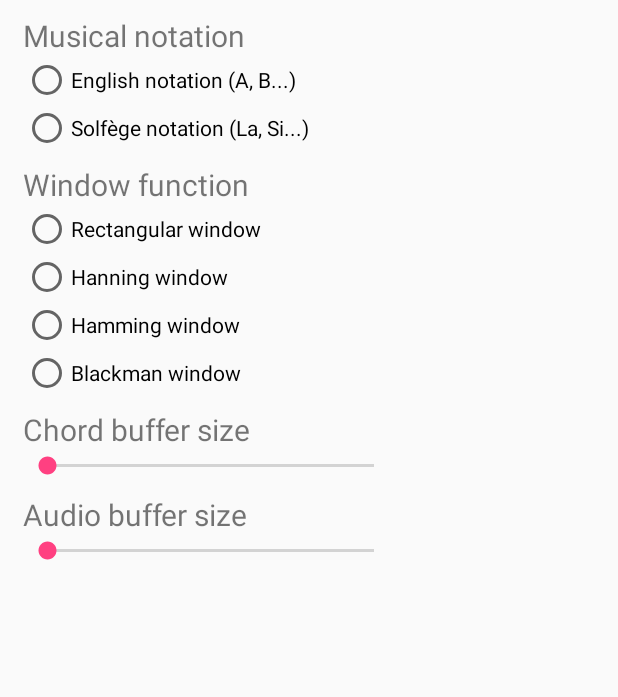
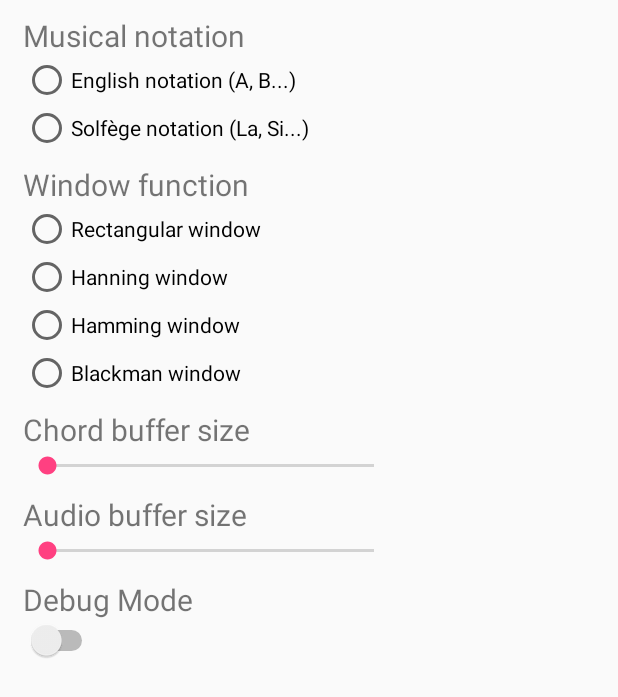
Before and after one commit to Minichain/EversongApp, an Android app: the layout settings_menu.xml on its own in the app's theme, with its tools: preview values and no code run, on a phone screen of 412 x 824 dp. Shown: the top 697 px of the screen. Run offline under Robolectric (Android 15) with nearby library versions, the phone set to English and light mode, and no system bars.

Commit message:
"Debug mode" now must be activated from "settings menu", and it is stored in the database

```diff
--- a/app/src/main/res/layout/settings_menu.xml
+++ b/app/src/main/res/layout/settings_menu.xml
@@ -174,6 +174,33 @@
                         app:layout_constraintLeft_toRightOf="@+id/audio_buffer_size_seekbar" />
                 </LinearLayout>
             </LinearLayout>
+
+            <LinearLayout
+                android:id="@+id/debug_mode_layout"
+                android:layout_width="fill_parent"
+                android:layout_height="wrap_content"
+                android:layout_marginTop="8dp"
+                android:orientation="vertical"
+                app:layout_constraintTop_toBottomOf="@+id/audio_buffer_size_layout">
+
+                <TextView
+                    android:layout_width="match_parent"
+                    android:layout_height="wrap_content"
+                    android:text="@string/debug_mode"
+                    android:textSize="20sp" />
+
+                <LinearLayout
+                    android:id="@+id/debug_mode_switch_layout"
+                    android:layout_width="fill_parent"
+                    android:layout_height="wrap_content"
+                    android:orientation="horizontal">
+
+                    <Switch
+                        android:id="@+id/debug_mode_switch"
+                        android:layout_width="50dp"
+                        android:layout_height="fill_parent"/>
+                </LinearLayout>
+            </LinearLayout>
         </LinearLayout>
     </ScrollView>
 </android.support.constraint.ConstraintLayout>
--- a/app/src/main/res/menu/dropdown_menu.xml
+++ b/app/src/main/res/menu/dropdown_menu.xml
@@ -21,9 +21,6 @@
     <item android:id="@+id/open_settings_menu_option"
         android:title="@string/open_settings_menu"
         app:showAsAction="never"/>
-    <item android:id="@+id/debug_mode"
-        android:title="@string/debug_mode"
-        app:showAsAction="never"/>
     <item android:id="@+id/exit_app_option"
         android:title="@string/close_app"
         app:showAsAction="never"/>
```
Also changed, not shown: app/src/main/java/com/upf/minichain/eversongapp/MainActivity.java (+1 -13 lines), app/src/main/java/com/upf/minichain/eversongapp/Parameters.java (+6 -2 lines), app/src/main/java/com/upf/minichain/eversongapp/SettingsActivity.java (+23 -0 lines).
